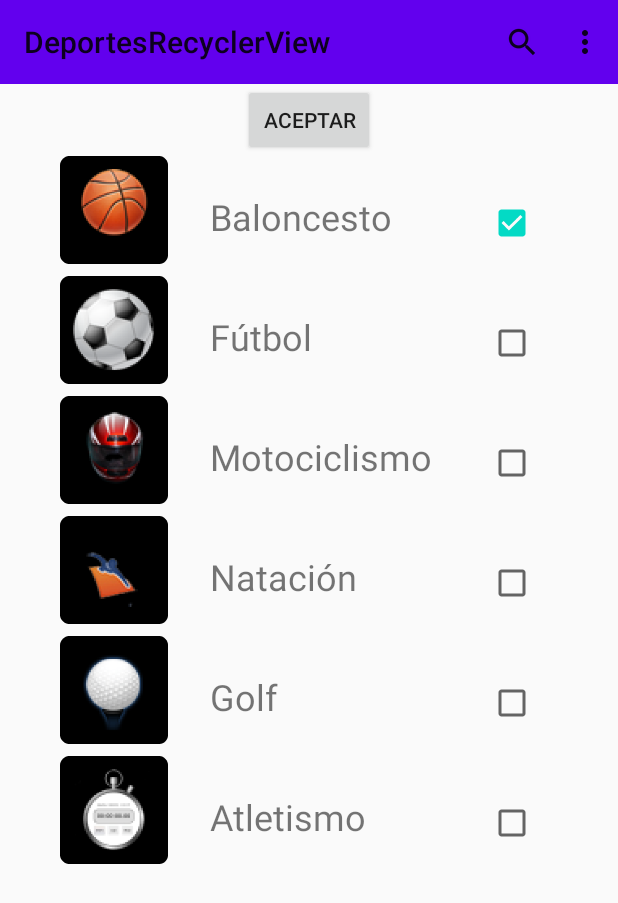
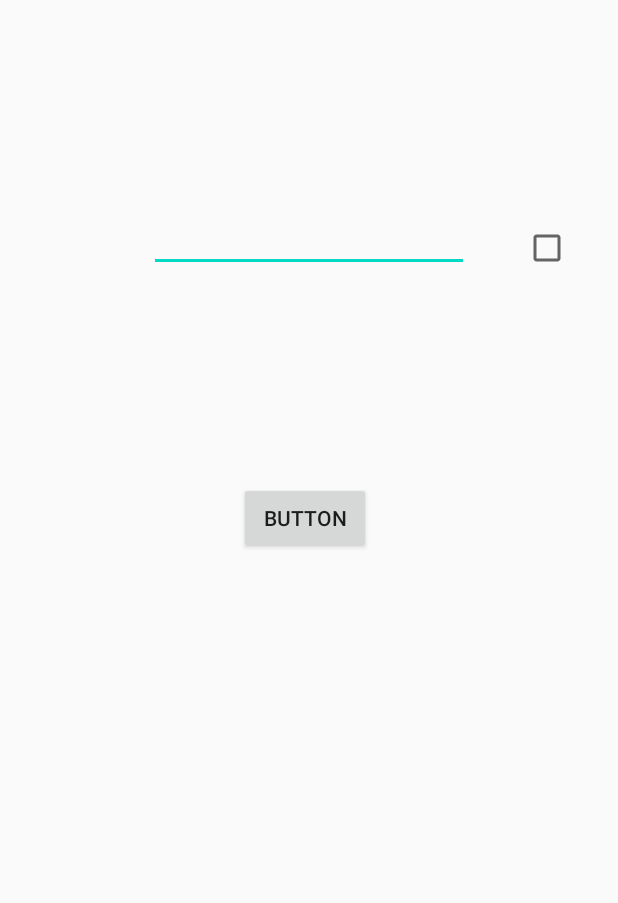
Before and after one commit to jvifdz/DeportesRecyclerView, an Android app: the screen it shows after launch (MainActivity before the commit, InsertarBBDD after it), in the options menu, after a tap on "Insertar", on a phone screen of 412 x 824 dp. Shown: the top 903 px of the screen. Run offline under Robolectric (Android 15) with nearby library versions, the light colour scheme and no system bars.

Commit message:
Añadido todo clase 19 enero, inserccion de un deporte

```diff
--- a/app/src/main/AndroidManifest.xml
+++ b/app/src/main/AndroidManifest.xml
@@ -9,11 +9,13 @@
             android:roundIcon="@mipmap/ic_launcher_round"
             android:supportsRtl="true"
             android:theme="@style/AppTheme">
+        <activity android:name=".InsertarBBDD">
+        </activity>
         <activity android:name=".MainActivity">
             <intent-filter>
-                <action android:name="android.intent.action.MAIN" />
+                <action android:name="android.intent.action.MAIN"/>
 
-                <category android:name="android.intent.category.LAUNCHER" />
+                <category android:name="android.intent.category.LAUNCHER"/>
             </intent-filter>
         </activity>
     </application>
--- /dev/null
+++ b/app/src/main/java/com/example/deportesrecyclerview/DBInterface.java
@@ -0,0 +1,107 @@
+package com.example.deportesrecyclerview;
+
+
+import android.content.ContentValues;
+import android.content.Context;
+import android.database.Cursor;
+import android.database.SQLException;
+import android.database.sqlite.SQLiteDatabase;
+import android.database.sqlite.SQLiteOpenHelper;
+import android.util.Log;
+
+public class DBInterface {
+    // Constantes
+    public static final String CAMPO_ID = "_id";
+    public static final String CAMPO_NOMBRE = "nombre";
+    public static final String CAMPO_CHECK = "chequeo";
+    public static final String TAG = "DBInterface";
+
+    public static final String BD_NOMBRE = "BDDeportes";
+    public static final String BD_TABLA = "deportes";
+    public static final int VERSION = 2;
+
+    public static final String BD_CREATE =
+            "create table " + BD_TABLA + "(" + CAMPO_ID +
+                    " integer primary key autoincrement, "+
+                    CAMPO_NOMBRE + " text not null," +
+                    CAMPO_CHECK + " int not null); ";
+
+    private final Context contexto;
+    private AyudaDB ayuda;
+    private SQLiteDatabase bd;
+
+    public DBInterface (Context con)
+    {
+        this.contexto = con;
+        Log.w(TAG, "creando ayuda" );
+        ayuda = new AyudaDB(contexto);
+    }
+
+    public DBInterface abre () throws SQLException {
+        Log.w(TAG, "abrimos base de datos" );
+        bd = ayuda.getWritableDatabase();
+        return this;
+    }
+
+    // Cierra la BD
+    public void cierra () {
+        ayuda.close();
+    }
+
+    public long insertarDeporte(String nombre, int check)
+    {
+        ContentValues initialValues = new ContentValues ();
+        initialValues.put(CAMPO_NOMBRE, nombre);
+        initialValues.put(CAMPO_CHECK, check);
+        return bd.insert(BD_TABLA, null,
+                initialValues);
+    }
+
+    // Devuelve todos los Contactos
+    public Cursor obtenerDeportes(){
+        return bd.query(BD_TABLA, new String []
+                        { CAMPO_ID,CAMPO_NOMBRE, CAMPO_CHECK},
+                null,null, null, null,
+                null);
+    }
+
+    public long modificaDeporte(long id,String nombre, int check)
+    {
+        ContentValues newValues = new ContentValues();
+        newValues.put(CAMPO_NOMBRE, nombre);
+        newValues.put(CAMPO_CHECK, check);
+        return bd.update(BD_TABLA, newValues, CAMPO_ID + "=" + id, null);
+    }
+
+    public long borrarDeporte(long id)
+    {
+
+        return bd.delete(BD_TABLA, CAMPO_ID + "=" + id, null);
+    }
+
+    public class AyudaDB extends SQLiteOpenHelper {
+
+        public AyudaDB(Context con){
+            super (con, BD_NOMBRE, null, VERSION);
+            Log.w(TAG, "constructor de ayuda");
+        }
+        @Override
+        public void onCreate(SQLiteDatabase db) {
+            try {
+                Log.w(TAG, "creando la base de datos "+BD_CREATE );
+                db.execSQL(BD_CREATE);
+            } catch (SQLException e) {
+                e.printStackTrace ();
+            }
+        }
+        @Override
+        public void onUpgrade (SQLiteDatabase db,
+                               int VersionAntigua, int VersionNueva) {
+            Log.w(TAG, "Actualizando Base de datos de la versión" +
+                    VersionAntigua + "A" + VersionNueva + ". Destruirá todos los datos");
+            db.execSQL("DROP TABLE IF EXISTS " + BD_TABLA);
+            onCreate(db);
+        }
+    }
+
+}
--- /dev/null
+++ b/app/src/main/java/com/example/deportesrecyclerview/InsertarBBDD.java
@@ -0,0 +1,55 @@
+package com.example.deportesrecyclerview;
+
+import android.view.View;
+import android.widget.Button;
+import android.widget.CheckBox;
+import android.widget.EditText;
+import android.widget.Toast;
+import androidx.appcompat.app.AppCompatActivity;
+import android.os.Bundle;
+
+public class InsertarBBDD extends AppCompatActivity {
+
+    EditText nombreDeporte;
+    CheckBox checkDeporte;
+    Button insertar;
+    DBInterface dbInterface;
+    @Override
+    protected void onCreate(Bundle savedInstanceState) {
+        super.onCreate(savedInstanceState);
+        setContentView(R.layout.activity_insertar_b_b_d_d);
+
+
+        nombreDeporte=findViewById(R.id.editTextTextPersonName);
+        checkDeporte = findViewById(R.id.insertacheckBox);
+        insertar= findViewById(R.id.buttonInsertar);
+
+        dbInterface = new DBInterface(this);
+        dbInterface.abre();
+
+        insertar.setOnClickListener(new View.OnClickListener() {
+            @Override
+            public void onClick(View v) {
+                if (nombreDeporte.getText().toString().length()==0){
+                    Toast.makeText(getBaseContext(),"El campo deporte no puede estar vacio",Toast.LENGTH_LONG).show();
+
+                }else {
+                    int check=0;
+                    if (checkDeporte.isChecked()) check=1;
+                    if (dbInterface.insertarDeporte(nombreDeporte.getText().toString(),check)==-1){
+                        Toast.makeText(getBaseContext(),"Error en la inserccion",Toast.LENGTH_LONG).show();
+
+                    }else{
+                        Toast.makeText(getBaseContext(),"Deporte insertado",Toast.LENGTH_LONG).show();
+
+                    }
+                    dbInterface.cierra();
+                    finish();
+
+                }
+            }
+        });
+
+
+    }
+}
--- a/app/src/main/java/com/example/deportesrecyclerview/MainActivity.java
+++ b/app/src/main/java/com/example/deportesrecyclerview/MainActivity.java
@@ -1,5 +1,7 @@
 package com.example.deportesrecyclerview;
 
+import android.content.Intent;
+import android.database.Cursor;
 import androidx.appcompat.app.AppCompatActivity;
 import androidx.appcompat.widget.Toolbar;
 import androidx.recyclerview.widget.LinearLayoutManager;
@@ -24,6 +26,8 @@ public class MainActivity extends AppCompatActivity {
     List<Deporte> misFilas = new ArrayList<Deporte>();
     int posicionLongClick=0;
     AdaptadorRecycler adaptador;
+    DBInterface dbInterface;
+
 
     @Override
     protected void onCreate(Bundle savedInstanceState) {
@@ -33,12 +37,16 @@ public class MainActivity extends AppCompatActivity {
         Toolbar toolbar = findViewById(R.id.toolbar);
         setSupportActionBar(toolbar);
 
-        misFilas.add(new Deporte(R.mipmap.ic_baloncesto,"Baloncesto",false));
+        dbInterface = new DBInterface(this);
+        dbInterface.abre();
+        cargarDeportes();
+
+        /*misFilas.add(new Deporte(R.mipmap.ic_baloncesto,"Baloncesto",false));
         misFilas.add(new Deporte(R.mipmap.ic_futbol,"Fútbol",false));
         misFilas.add(new Deporte(R.mipmap.ic_moto,"Motociclismo",false));
         misFilas.add(new Deporte(R.mipmap.ic_natacion,"Natación",false));
         misFilas.add(new Deporte(R.mipmap.ic_golf,"Golf",false));
-        misFilas.add(new Deporte(R.mipmap.ic_atletismo,"Atletismo",false));
+        misFilas.add(new Deporte(R.mipmap.ic_atletismo,"Atletismo",false));*/
 
         adaptador = new AdaptadorRecycler(misFilas);
 
@@ -73,6 +81,35 @@ public class MainActivity extends AppCompatActivity {
         });
     }
 
+    public void cargarDeportes(){
+        misFilas.clear();
+        Cursor c = dbInterface.obtenerDeportes();
+        if (c==null){
+            Toast.makeText(this,"Tabla vacía",Toast.LENGTH_LONG).show();
+        }else{
+            if (c.moveToFirst()){
+                do{
+                    boolean miCheck= true;
+
+                    if (c.getInt(2)==0){
+                        miCheck=false;
+                    }
+                    misFilas.add(new Deporte(c.getLong(0),
+                            R.mipmap.ic_atletismo,
+                            c.getString(1),
+                            miCheck));
+                }while(c.moveToNext());
+            }
+        }
+    }
+
+    @Override
+    public void onStop(){
+        super.onStop();
+        dbInterface.cierra();
+
+    }
+
     @Override
     public void onCreateContextMenu(ContextMenu menu, View v,
                                     ContextMenu.ContextMenuInfo menuInfo){
@@ -103,9 +140,16 @@ public class MainActivity extends AppCompatActivity {
     public boolean onOptionsItemSelected(MenuItem item){
         int id = item.getItemId();
         if (id == R.id.Insertar){
-            Toast.makeText(this, "Click en insertar",
-                    Toast.LENGTH_SHORT).show();
+            startActivity(new Intent(this, InsertarBBDD.class));
         }
         return  true;
     }
+    @Override
+    public void onResume(){
+        super.onResume();
+        dbInterface.abre();
+        cargarDeportes();
+        adaptador.notifyDataSetChanged();
+
+    }
 }
--- /dev/null
+++ b/app/src/main/res/layout/activity_insertar_b_b_d_d.xml
@@ -0,0 +1,31 @@
+<?xml version="1.0" encoding="utf-8"?>
+<androidx.constraintlayout.widget.ConstraintLayout
+        xmlns:android="http://schemas.android.com/apk/res/android"
+        xmlns:tools="http://schemas.android.com/tools"
+        xmlns:app="http://schemas.android.com/apk/res-auto"
+        android:layout_width="match_parent"
+        android:layout_height="match_parent"
+        tools:context=".InsertarBBDD">
+
+    <EditText
+            android:layout_width="wrap_content"
+            android:layout_height="wrap_content"
+            android:inputType="textPersonName"
+            android:ems="10"
+            android:id="@+id/editTextTextPersonName"
+            app:layout_constraintStart_toStartOf="parent" app:layout_constraintEnd_toEndOf="parent"
+            app:layout_constraintTop_toTopOf="parent"
+            android:layout_marginTop="136dp"/>
+    <CheckBox
+            android:layout_width="wrap_content"
+            android:layout_height="wrap_content" android:id="@+id/insertacheckBox"
+            app:layout_constraintBottom_toBottomOf="@+id/editTextTextPersonName"
+            app:layout_constraintStart_toEndOf="@+id/editTextTextPersonName" android:layout_marginStart="36dp"/>
+    <Button
+            android:text="Button"
+            android:layout_width="wrap_content"
+            android:layout_height="wrap_content" android:id="@+id/buttonInsertar"
+            app:layout_constraintTop_toBottomOf="@+id/editTextTextPersonName"
+            android:layout_marginTop="140dp" app:layout_constraintStart_toStartOf="@+id/editTextTextPersonName"
+            android:layout_marginStart="60dp"/>
+</androidx.constraintlayout.widget.ConstraintLayout>
```
Also changed, not shown: app/src/main/java/com/example/deportesrecyclerview/Deporte.java (+11 -1 lines). Lines whose indentation alone changed are shown as unchanged.
